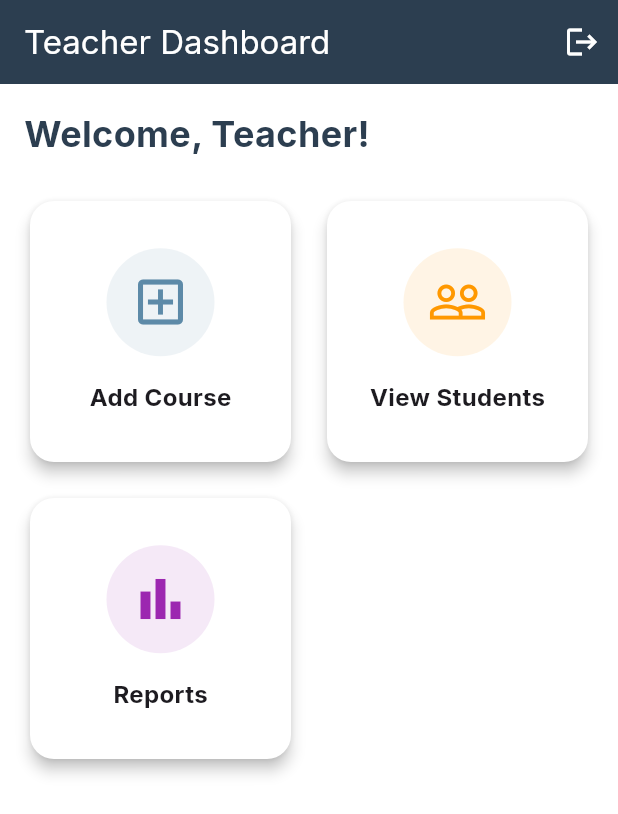
After one commit to Sundus-Ali/learnprogres, a Flutter app: the TeacherDashboardScreen screen opened directly, on a phone screen of 412 x 824 dp. The commit adds this screen. Shown: the top 814 px of the screen. Run offline on Flutter 3.47's test engine with Material 3 defaults, Android fonts, the phone set to English and light mode, and no system bars; our stand-ins replace google_fonts.

Commit message:
Implemented Teacher and Admin Dashboards with Role-Based Routing

```diff
--- /dev/null
+++ b/lib/views/dashboard/teacher_dashboard_screen.dart
@@ -0,0 +1,113 @@
+import 'package:flutter/material.dart';
+import 'package:learnprogres/core/theme.dart';
+
+class TeacherDashboardScreen extends StatelessWidget {
+  const TeacherDashboardScreen({super.key});
+
+  @override
+  Widget build(BuildContext context) {
+    return Scaffold(
+      backgroundColor: AppTheme.white,
+      appBar: AppBar(
+        title: const Text('Teacher Dashboard'),
+        backgroundColor: AppTheme.charcoalBlue,
+        automaticallyImplyLeading: false,
+        actions: [
+          IconButton(
+            icon: const Icon(Icons.logout),
+            onPressed: () {
+              Navigator.pop(context); // TODO: Implement proper logout
+            },
+          ),
+        ],
+      ),
+      body: Padding(
+        padding: const EdgeInsets.all(16.0),
+        child: Column(
+          crossAxisAlignment: CrossAxisAlignment.start,
+          children: [
+            const Text(
+              'Welcome, Teacher!',
+              style: TextStyle(
+                fontSize: 24,
+                fontWeight: FontWeight.bold,
+                color: AppTheme.charcoalBlue,
+              ),
+            ),
+            const SizedBox(height: 24),
+
+            // Actions Grid
+            Expanded(
+              child: GridView.count(
+                crossAxisCount: 2,
+                crossAxisSpacing: 16,
+                mainAxisSpacing: 16,
+                children: [
+                  _buildDashboardCard(
+                    context,
+                    title: 'Add Course',
+                    icon: Icons.add_box_outlined,
+                    color: AppTheme.dustyDenim,
+                    onTap: () {
+                      // Navigate to Add Course Screen
+                    },
+                  ),
+                  _buildDashboardCard(
+                    context,
+                    title: 'View Students',
+                    icon: Icons.people_outline,
+                    color: Colors.orange,
+                    onTap: () {
+                      // Navigate to Student List
+                    },
+                  ),
+                  _buildDashboardCard(
+                    context,
+                    title: 'Reports',
+                    icon: Icons.bar_chart,
+                    color: Colors.purple,
+                    onTap: () {
+                      // Navigate to Reports
+                    },
+                  ),
+                ],
+              ),
+            ),
+          ],
+        ),
+      ),
+    );
+  }
+
+  Widget _buildDashboardCard(BuildContext context, {required String title, required IconData icon, required Color color, required VoidCallback onTap}) {
+    return Card(
+      elevation: 4,
+      shape: RoundedRectangleBorder(borderRadius: BorderRadius.circular(16)),
+      child: InkWell(
+        onTap: onTap,
+        borderRadius: BorderRadius.circular(16),
+        child: Column(
+          mainAxisAlignment: MainAxisAlignment.center,
+          children: [
+            Container(
+              padding: const EdgeInsets.all(16),
+              decoration: BoxDecoration(
+                color: color.withOpacity(0.1),
+                shape: BoxShape.circle,
+              ),
+              child: Icon(icon, size: 40, color: color),
+            ),
+            const SizedBox(height: 16),
+            Text(
+              title,
+              style: const TextStyle(
+                fontWeight: FontWeight.bold,
+                fontSize: 16,
+              ),
+            ),
+          ],
+        ),
+      ),
+    );
+  }
+}
```
Also changed, not shown: lib/viewmodels/auth_viewmodel.dart (+11 -3 lines), lib/views/auth/login_screen.dart (+20 -2 lines), lib/views/dashboard/admin_dashboard_screen.dart (added, +100 -0 lines).
